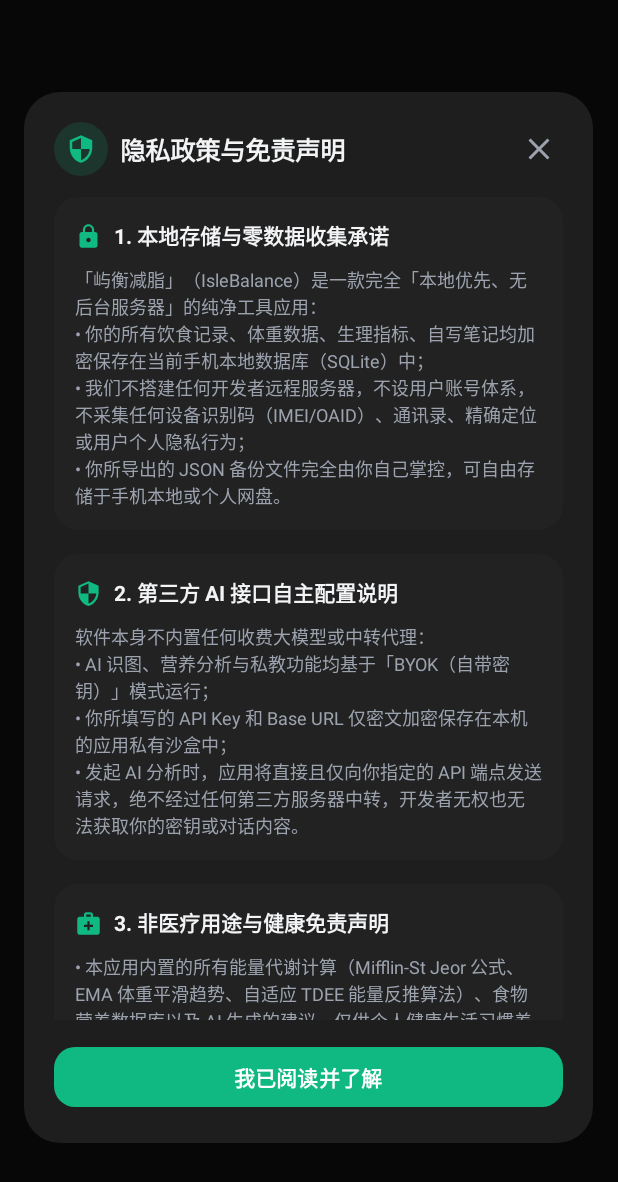
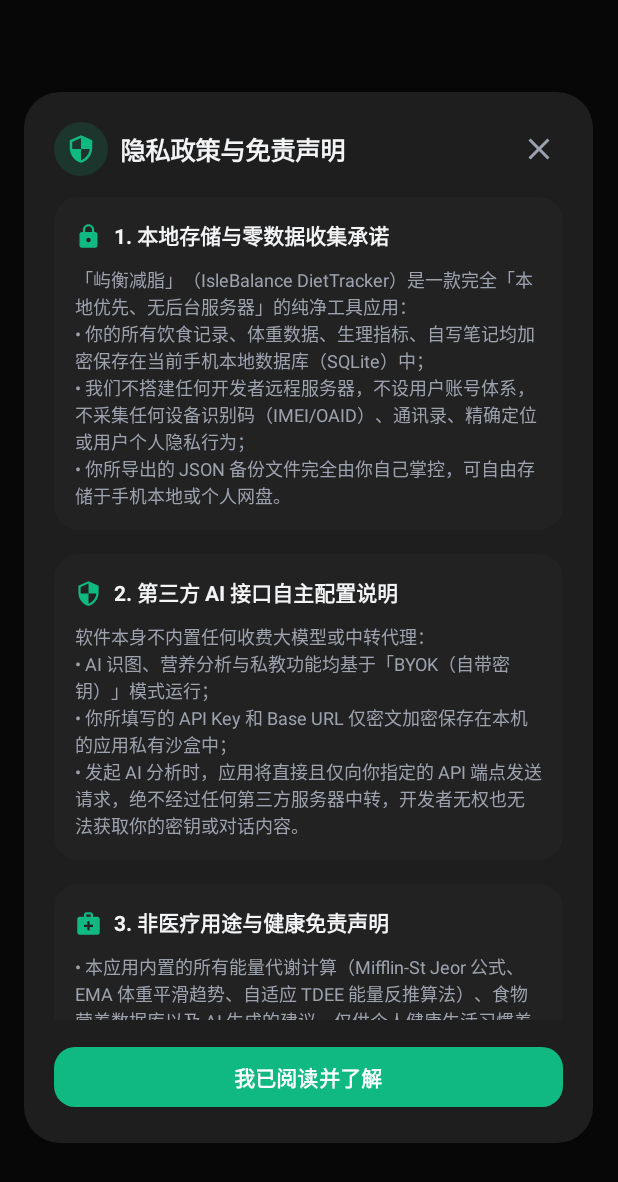
Before and after one commit to rick3059945432-eng/DietTracker, an Android app built with Jetpack Compose: the composable PrivacyDisclaimerDialog shown on its own in the app's theme, on a phone screen of 412 x 824 dp. Shown: the top 1182 px of the screen. Run offline under Robolectric (Android 15) with nearby library versions, the phone set to English and light mode, and no system bars.

Commit message:
feat(branding): 更新中文名为「屿衡减脂」、英文名与代码仓为「IsleBalance-DietTracker」

```diff
--- a/app/src/main/java/com/diettracker/app/ui/screens/PrivacyDisclaimerDialog.kt
+++ b/app/src/main/java/com/diettracker/app/ui/screens/PrivacyDisclaimerDialog.kt
@@ -97,7 +97,7 @@ fun PrivacyDisclaimerDialog(
                     DisclaimerSection(
                         icon = Icons.Default.Lock,
                         title = "1. 本地存储与零数据收集承诺",
-                        content = "「屿衡减脂」（IsleBalance）是一款完全「本地优先、无后台服务器」的纯净工具应用：\n" +
+                        content = "「屿衡减脂」（IsleBalance DietTracker）是一款完全「本地优先、无后台服务器」的纯净工具应用：\n" +
                                 "• 你的所有饮食记录、体重数据、生理指标、自写笔记均加密保存在当前手机本地数据库（SQLite）中；\n" +
                                 "• 我们不搭建任何开发者远程服务器，不设用户账号体系，不采集任何设备识别码（IMEI/OAID）、通讯录、精确定位或用户个人隐私行为；\n" +
                                 "• 你所导出的 JSON 备份文件完全由你自己掌控，可自由存储于手机本地或个人网盘。"
--- a/app/src/main/java/com/diettracker/app/ui/screens/SettingsScreen.kt
+++ b/app/src/main/java/com/diettracker/app/ui/screens/SettingsScreen.kt
@@ -666,7 +666,7 @@ fun SettingsScreen(
                         OutlinedButton(
                             onClick = {
                                 val timeSuffix = SimpleDateFormat("yyyyMMdd_HHmm", Locale.getDefault()).format(Date())
-                                exportBackupLauncher.launch("DietTracker_Backup_$timeSuffix.json")
+                                exportBackupLauncher.launch("IsleBalance_Backup_$timeSuffix.json")
                             },
                             enabled = !isExporting,
                             modifier = Modifier.weight(1f),
@@ -797,7 +797,7 @@ fun SettingsScreen(
                             .clip(RoundedCornerShape(8.dp))
                             .clickable {
                                 val cm = context.getSystemService(Context.CLIPBOARD_SERVICE) as ClipboardManager
-                                cm.setPrimaryClip(ClipData.newPlainText("github_url", "https://github.com/rick3059945432-eng/DietTracker"))
+                                cm.setPrimaryClip(ClipData.newPlainText("github_url", "https://github.com/rick3059945432-eng/IsleBalance-DietTracker"))
                                 Toast.makeText(context, "已复制 GitHub 开源地址", Toast.LENGTH_SHORT).show()
                             }
                             .padding(vertical = 4.dp),
--- a/app/src/main/res/values/strings.xml
+++ b/app/src/main/res/values/strings.xml
@@ -1,5 +1,5 @@
 <resources>
-    <string name="app_name">屿衡</string>
+    <string name="app_name">屿衡减脂</string>
     <string name="app_full_name">屿衡减脂</string>
     <string name="app_slogan">数据只留本机 · 看见真实趋势</string>
 </resources>
--- a/settings.gradle.kts
+++ b/settings.gradle.kts
@@ -13,5 +13,5 @@ dependencyResolutionManagement {
     }
 }
 
-rootProject.name = "DietTracker"
+rootProject.name = "IsleBalance-DietTracker"
 include(":app")
```
Also changed, not shown: 2 other files.
